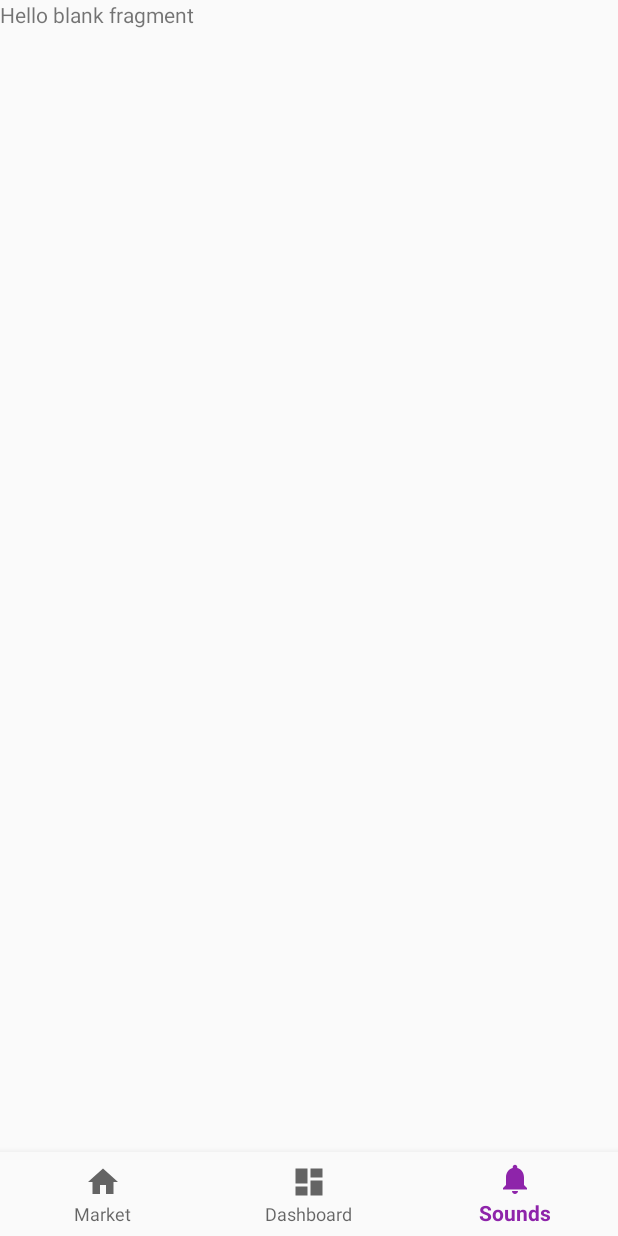
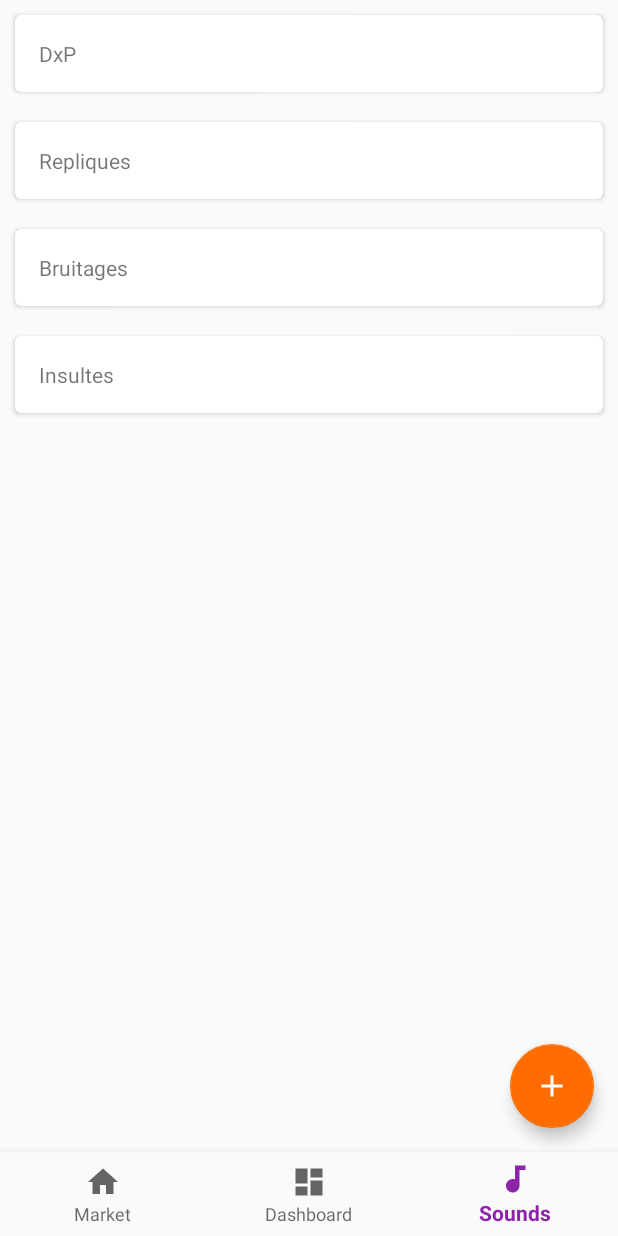
Before and after one commit to Namhto/android-sound-box-maker, an Android app: the screen it shows after launch (HomePageActivity), item 3 of the bottom bar chosen, on a phone screen of 412 x 824 dp. Run offline under Robolectric (Android 15) with nearby library versions, the phone set to English and light mode, and no system bars; our stand-ins replace ButterKnife.

Commit message:
Add basic expandable RecyclerView for sounds tab

```diff
--- a/app/src/main/java/com/maxtho/soundboxmaker/homepage/soundtab/SoundFragment.java
+++ b/app/src/main/java/com/maxtho/soundboxmaker/homepage/soundtab/SoundFragment.java
@@ -4,21 +4,29 @@ import android.content.Context;
 import android.net.Uri;
 import android.os.Bundle;
 import android.support.v4.app.Fragment;
+import android.support.v7.widget.LinearLayoutManager;
+import android.support.v7.widget.RecyclerView;
 import android.view.LayoutInflater;
 import android.view.View;
 import android.view.ViewGroup;
 
 import com.maxtho.soundboxmaker.R;
+import com.maxtho.soundboxmaker.homepage.soundtab.adapter.SoundCategorieAdapter;
+import com.maxtho.soundboxmaker.model.entity.Sound;
+import com.maxtho.soundboxmaker.model.entity.SoundCategorie;
+
+import java.util.Arrays;
+import java.util.List;
+
+import butterknife.BindView;
+import butterknife.ButterKnife;
 
 public class SoundFragment extends Fragment {
-    // TODO: Rename parameter arguments, choose names that match
-    // the fragment initialization parameters, e.g. ARG_ITEM_NUMBER
-    private static final String ARG_PARAM1 = "param1";
-    private static final String ARG_PARAM2 = "param2";
 
-    // TODO: Rename and change types of parameters
-    private String mParam1;
-    private String mParam2;
+    @BindView(R.id.recyclerview_sounds_list)
+    RecyclerView soundCategorieRecyclerView;
+
+    private SoundCategorieAdapter soundCategorieAdapter;
 
     private OnFragmentInteractionListener mListener;
 
@@ -30,41 +38,32 @@ public class SoundFragment extends Fragment {
      * Use this factory method to create a new instance of
      * this fragment using the provided parameters.
      *
-     * @param param1 Parameter 1.
-     * @param param2 Parameter 2.
      * @return A new instance of fragment SoundFragment.
      */
-    // TODO: Rename and change types and number of parameters
-    public static SoundFragment newInstance(String param1, String param2) {
+    public static SoundFragment newInstance() {
         SoundFragment fragment = new SoundFragment();
-        Bundle args = new Bundle();
-        args.putString(ARG_PARAM1, param1);
-        args.putString(ARG_PARAM2, param2);
-        fragment.setArguments(args);
         return fragment;
     }
 
     @Override
     public void onCreate(Bundle savedInstanceState) {
         super.onCreate(savedInstanceState);
-        if (getArguments() != null) {
-            mParam1 = getArguments().getString(ARG_PARAM1);
-            mParam2 = getArguments().getString(ARG_PARAM2);
-        }
+
     }
 
     @Override
     public View onCreateView(LayoutInflater inflater, ViewGroup container,
                              Bundle savedInstanceState) {
         // Inflate the layout for this fragment
-        return inflater.inflate(R.layout.fragment_sound, container, false);
-    }
+        View v = inflater.inflate(R.layout.fragment_sound, container, false);
+        ButterKnife.bind(this, v);
 
-    // TODO: Rename method, update argument and hook method into UI event
-    public void onButtonPressed(Uri uri) {
-        if (mListener != null) {
-            mListener.onFragmentInteraction(uri);
-        }
+        soundCategorieAdapter = new SoundCategorieAdapter(initSounds());
+        soundCategorieRecyclerView.setLayoutManager(new LinearLayoutManager(v.getContext()));
+        soundCategorieRecyclerView.setAdapter(soundCategorieAdapter);
+        soundCategorieRecyclerView.setHasFixedSize(true);
+
+        return v;
     }
 
     @Override
@@ -98,4 +97,37 @@ public class SoundFragment extends Fragment {
         // TODO: Update argument type and name
         void onFragmentInteraction(Uri uri);
     }
+
+    private List<SoundCategorie> initSounds() {
+        Sound s1 = new Sound().setName("TVPALC");
+        Sound s2 = new Sound().setName("Pssss");
+        Sound s3 = new Sound().setName("um um");
+        Sound s4 = new Sound().setName("Ui");
+
+        SoundCategorie sc1 = new SoundCategorie()
+                .setTitle("DxP")
+                .setSoundList(Arrays.asList(s1, s2, s3, s4));
+
+        Sound s5 = new Sound().setName("a");
+        Sound s6 = new Sound().setName("b");
+        Sound s7 = new Sound().setName("c");
+        Sound s8 = new Sound().setName("d");
+        Sound s9 = new Sound().setName("e");
+        Sound s10 = new Sound().setName("f");
+
+        SoundCategorie sc2 = new SoundCategorie()
+                .setTitle("Repliques")
+                .setSoundList(Arrays.asList(s5, s6, s7, s8, s9, s10));
+
+        SoundCategorie sc3 = new SoundCategorie()
+                .setTitle("Bruitages")
+                .setSoundList(Arrays.asList(s5, s6, s7, s8, s9, s10));
+
+        SoundCategorie sc4 = new SoundCategorie()
+                .setTitle("Insultes")
+                .setSoundList(Arrays.asList(s5, s6, s7, s8, s9, s10));
+
+
+        return Arrays.asList(sc1, sc2, sc3, sc4);
+    }
 }
--- /dev/null
+++ b/app/src/main/java/com/maxtho/soundboxmaker/homepage/soundtab/adapter/SoundCategorieAdapter.java
@@ -0,0 +1,55 @@
+package com.maxtho.soundboxmaker.homepage.soundtab.adapter;
+
+import android.support.annotation.NonNull;
+import android.support.v7.widget.RecyclerView;
+import android.view.LayoutInflater;
+import android.view.View;
+import android.view.ViewGroup;
+import android.widget.TextView;
+
+import com.maxtho.soundboxmaker.R;
+import com.maxtho.soundboxmaker.homepage.soundtab.holder.CategorieSoundViewHolder;
+import com.maxtho.soundboxmaker.model.entity.SoundCategorie;
+
+
+import java.util.List;
+
+public class SoundCategorieAdapter extends RecyclerView.Adapter<CategorieSoundViewHolder> {
+
+    private List<SoundCategorie> soundCategorieList;
+
+    public SoundCategorieAdapter(List<SoundCategorie> soundCategorieArrayList) {
+        this.soundCategorieList = soundCategorieArrayList;
+    }
+
+    @NonNull
+    @Override
+    public CategorieSoundViewHolder onCreateViewHolder(@NonNull ViewGroup parent, int viewType) {
+        View itemView = LayoutInflater.from(parent.getContext()).inflate(R.layout.item_categorie_sound_listing, parent, false);
+        return new CategorieSoundViewHolder(itemView, soundCategorieList);
+    }
+
+    @Override
+    public void onBindViewHolder(@NonNull CategorieSoundViewHolder holder, int position) {
+        SoundCategorie dummyParentDataItem = soundCategorieList.get(position);
+        holder.textView_categorie.setText(dummyParentDataItem.getTitle());
+
+        int noOfChildTextViews = holder.linearLayout_soundItems.getChildCount();
+        int noOfChild = dummyParentDataItem.getSoundList().size();
+        if (noOfChild < noOfChildTextViews) {
+            for (int index = noOfChild; index < noOfChildTextViews; index++) {
+                TextView currentTextView = (TextView) holder.linearLayout_soundItems.getChildAt(index);
+                currentTextView.setVisibility(View.GONE);
+            }
+        }
+        for (int textViewIndex = 0; textViewIndex < noOfChild; textViewIndex++) {
+            TextView currentTextView = (TextView) holder.linearLayout_soundItems.getChildAt(textViewIndex);
+            currentTextView.setText(dummyParentDataItem.getSoundList().get(textViewIndex).getName());
+        }
+    }
+
+    @Override
+    public int getItemCount() {
+        return soundCategorieList.size();
+    }
+}
--- /dev/null
+++ b/app/src/main/java/com/maxtho/soundboxmaker/homepage/soundtab/holder/CategorieSoundViewHolder.java
@@ -0,0 +1,72 @@
+package com.maxtho.soundboxmaker.homepage.soundtab.holder;
+
+import android.content.Context;
+import android.support.v4.content.ContextCompat;
+import android.support.v7.widget.RecyclerView;
+import android.view.Gravity;
+import android.view.View;
+import android.widget.LinearLayout;
+import android.widget.TextView;
+import android.widget.Toast;
+
+import com.maxtho.soundboxmaker.R;
+import com.maxtho.soundboxmaker.model.entity.SoundCategorie;
+
+import java.util.List;
+
+import butterknife.BindView;
+import butterknife.ButterKnife;
+
+public class CategorieSoundViewHolder extends RecyclerView.ViewHolder implements View.OnClickListener {
+
+    @BindView(R.id.tv_sound_categorie)
+    public TextView textView_categorie;
+    @BindView(R.id.ll_sound_items)
+    public LinearLayout linearLayout_soundItems;
+
+    private Context context;
+
+    private List<SoundCategorie> soundCategorieList;
+
+    public CategorieSoundViewHolder(View itemView, List<SoundCategorie> soundCategorieList) {
+        super(itemView);
+
+        ButterKnife.bind(this, itemView);
+
+        this.soundCategorieList = soundCategorieList;
+        context = itemView.getContext();
+        linearLayout_soundItems.setVisibility(View.GONE);
+
+        int intMaxNoOfChild = 0;
+        for (int index = 0; index < this.soundCategorieList.size(); index++) {
+            int intMaxSizeTemp = this.soundCategorieList.get(index).getSoundList().size();
+            if (intMaxSizeTemp > intMaxNoOfChild) intMaxNoOfChild = intMaxSizeTemp;
+        }
+        for (int indexView = 0; indexView < intMaxNoOfChild; indexView++) {
+            TextView textView = new TextView(context);
+            textView.setId(indexView);
+            textView.setPadding(75, 20, 0, 20);
+            textView.setGravity(Gravity.LEFT);
+            textView.setBackground(ContextCompat.getDrawable(context, R.drawable.bg_sub_module_text));
+            LinearLayout.LayoutParams layoutParams = new LinearLayout.LayoutParams(LinearLayout.LayoutParams.MATCH_PARENT, LinearLayout.LayoutParams.WRAP_CONTENT);
+            textView.setOnClickListener(this);
+            linearLayout_soundItems.addView(textView, layoutParams);
+        }
+        textView_categorie.setOnClickListener(this);
+
+    }
+
+    @Override
+    public void onClick(View view) {
+        if (view.getId() == R.id.tv_sound_categorie) {
+            if (linearLayout_soundItems.getVisibility() == View.VISIBLE) {
+                linearLayout_soundItems.setVisibility(View.GONE);
+            } else {
+                linearLayout_soundItems.setVisibility(View.VISIBLE);
+            }
+        } else {
+            TextView textViewClicked = (TextView) view;
+            Toast.makeText(context, "" + textViewClicked.getText().toString(), Toast.LENGTH_SHORT).show();
+        }
+    }
+}
--- /dev/null
+++ b/app/src/main/java/com/maxtho/soundboxmaker/model/entity/Sound.java
@@ -0,0 +1,15 @@
+package com.maxtho.soundboxmaker.model.entity;
+
+public class Sound {
+
+    private String name;
+
+    public String getName() {
+        return name;
+    }
+
+    public Sound setName(String name) {
+        this.name = name;
+        return this;
+    }
+}
--- /dev/null
+++ b/app/src/main/java/com/maxtho/soundboxmaker/model/entity/SoundCategorie.java
@@ -0,0 +1,29 @@
+package com.maxtho.soundboxmaker.model.entity;
+
+import java.io.Serializable;
+import java.util.List;
+
+public class SoundCategorie implements Serializable {
+
+    private String title;
+    private List<Sound> soundList;
+
+    public String getTitle() {
+        return title;
+    }
+
+    public SoundCategorie setTitle(String title) {
+        this.title = title;
+        return this;
+    }
+
+    public List<Sound> getSoundList() {
+        return soundList;
+    }
+
+    public SoundCategorie setSoundList(List<Sound> soundList) {
+        this.soundList = soundList;
+        return this;
+    }
+
+}
--- /dev/null
+++ b/app/src/main/res/drawable/bg_sub_module_text.xml
@@ -0,0 +1,13 @@
+<?xml version="1.0" encoding="utf-8"?>
+<layer-list xmlns:android="http://schemas.android.com/apk/res/android">
+    <item
+        android:bottom="-2dp"
+        android:left="-2dp"
+        android:right="-2dp">
+        <shape android:shape="rectangle">
+            <stroke
+                android:width="1dp"
+                android:color="#FFBDBDBD"/>
+        </shape>
+    </item>
+</layer-list>
--- /dev/null
+++ b/app/src/main/res/drawable/ic_arrow_drop_down_black_24dp.xml
@@ -0,0 +1,9 @@
+<vector xmlns:android="http://schemas.android.com/apk/res/android"
+        android:width="24dp"
+        android:height="24dp"
+        android:viewportWidth="24.0"
+        android:viewportHeight="24.0">
+    <path
+        android:fillColor="#FF000000"
+        android:pathData="M7,10l5,5 5,-5z"/>
+</vector>
--- /dev/null
+++ b/app/src/main/res/drawable/ic_audiotrack_black_24dp.xml
@@ -0,0 +1,9 @@
+<vector xmlns:android="http://schemas.android.com/apk/res/android"
+        android:width="24dp"
+        android:height="24dp"
+        android:viewportWidth="24.0"
+        android:viewportHeight="24.0">
+    <path
+        android:fillColor="#FF000000"
+        android:pathData="M12,3v9.28c-0.47,-0.17 -0.97,-0.28 -1.5,-0.28C8.01,12 6,14.01 6,16.5S8.01,21 10.5,21c2.31,0 4.2,-1.75 4.45,-4H15V6h4V3h-7z"/>
+</vector>
--- a/app/src/main/res/layout/fragment_sound.xml
+++ b/app/src/main/res/layout/fragment_sound.xml
@@ -1,13 +1,25 @@
-<FrameLayout xmlns:android="http://schemas.android.com/apk/res/android"
+<android.support.constraint.ConstraintLayout xmlns:android="http://schemas.android.com/apk/res/android"
     xmlns:tools="http://schemas.android.com/tools"
     android:layout_width="match_parent"
     android:layout_height="match_parent"
+    xmlns:app="http://schemas.android.com/apk/res-auto"
     tools:context="com.maxtho.soundboxmaker.homepage.soundtab.SoundFragment">
 
-    <!-- TODO: Update blank fragment layout -->
-    <TextView
+    <android.support.v7.widget.RecyclerView
+        android:id="@+id/recyclerview_sounds_list"
         android:layout_width="match_parent"
-        android:layout_height="match_parent"
-        android:text="@string/hello_blank_fragment" />
+        android:layout_height="wrap_content"/>
 
-</FrameLayout>
+    <android.support.design.widget.FloatingActionButton
+        android:layout_width="wrap_content"
+        android:layout_height="wrap_content"
+        app:fabSize="normal"
+        android:focusable="true"
+        android:clickable="true"
+        app:layout_constraintBottom_toBottomOf="parent"
+        app:layout_constraintRight_toRightOf="parent"
+        android:layout_margin="@dimen/fab_margin"
+        android:src="@drawable/ic_add_black_24dp"
+        android:tint="@android:color/white" />
+
+</android.support.constraint.ConstraintLayout>
--- /dev/null
+++ b/app/src/main/res/layout/item_categorie_sound_listing.xml
@@ -0,0 +1,29 @@
+<?xml version="1.0" encoding="utf-8"?>
+
+<android.support.v7.widget.CardView
+    xmlns:android="http://schemas.android.com/apk/res/android"
+    xmlns:app="http://schemas.android.com/apk/res-auto"
+    android:layout_width="match_parent"
+    android:layout_height="wrap_content"
+    android:layout_margin="10dp"
+    app:cardCornerRadius="4dp">
+
+    <LinearLayout
+        android:layout_width="match_parent"
+        android:layout_height="wrap_content"
+        android:orientation="vertical">
+
+        <TextView
+            android:id="@+id/tv_sound_categorie"
+            android:layout_width="match_parent"
+            android:layout_height="wrap_content"
+            android:padding="16dp"/>
+
+        <LinearLayout
+            android:id="@+id/ll_sound_items"
+            android:layout_width="match_parent"
+            android:layout_height="wrap_content"
+            android:orientation="vertical">
+        </LinearLayout>
+    </LinearLayout>
+</android.support.v7.widget.CardView>
--- a/app/src/main/res/menu/navigation.xml
+++ b/app/src/main/res/menu/navigation.xml
@@ -13,7 +13,7 @@
 
     <item
         android:id="@+id/navigation_sound"
-        android:icon="@drawable/ic_notifications_black_24dp"
+        android:icon="@drawable/ic_audiotrack_black_24dp"
         android:title="@string/title_sound" />
 
 </menu>
```
Also changed, not shown: app/build.gradle (+10 -1 lines).
